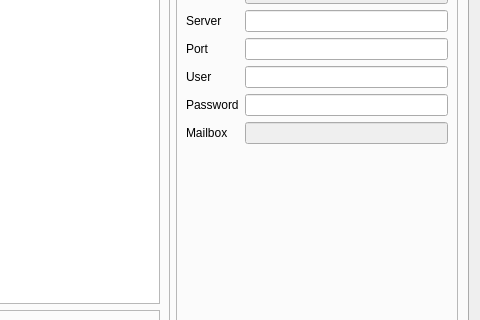
This is src/setup/ISetupDialog.ui in UEckhardt/traybiff as Qt 5 draws it before an edit; both pictures show x 134 to 614 and y 102 to 422 of the 614 by 513 pixel window. The edited form follows.
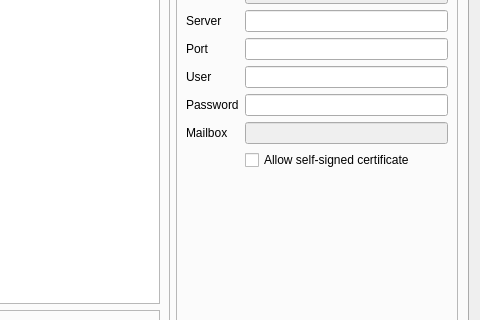
This is the edited form. The open tabs and pages were chosen to show the change. Icons and pictures are not drawn.

```diff
--- a/src/setup/ISetupDialog.ui
+++ b/src/setup/ISetupDialog.ui
@@ -464,6 +464,13 @@
             </property>
            </widget>
           </item>
+          <item row="9" column="1">
+           <widget class="QCheckBox" name="checkBoxAllowSelfSigned">
+            <property name="text">
+             <string>Allow self-signed certificate</string>
+            </property>
+           </widget>
+          </item>
           <item row="0" column="0">
            <widget class="QLabel" name="labelName">
             <property name="text">
```
